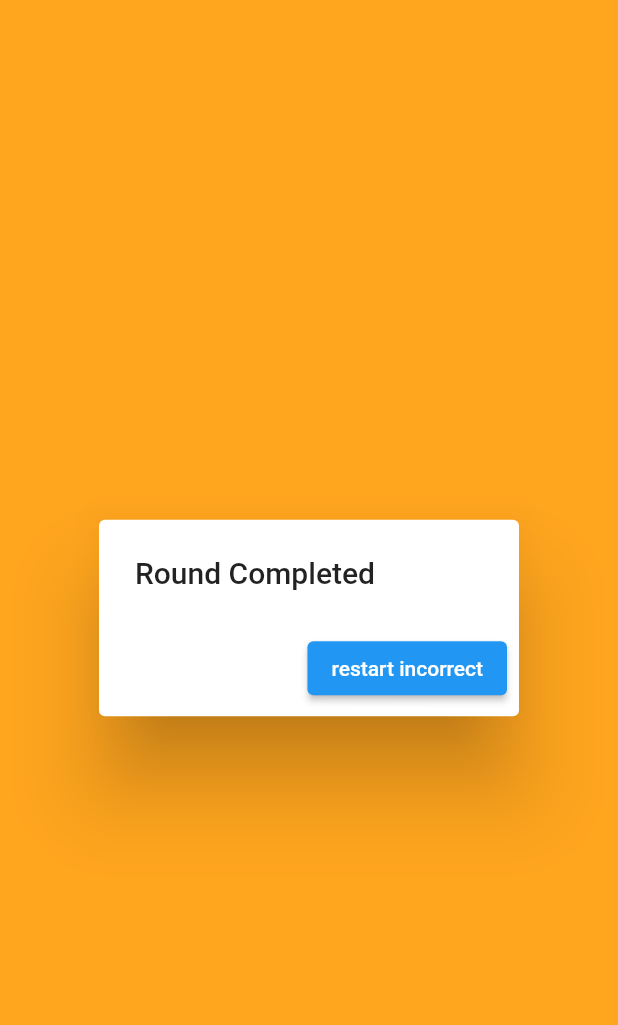
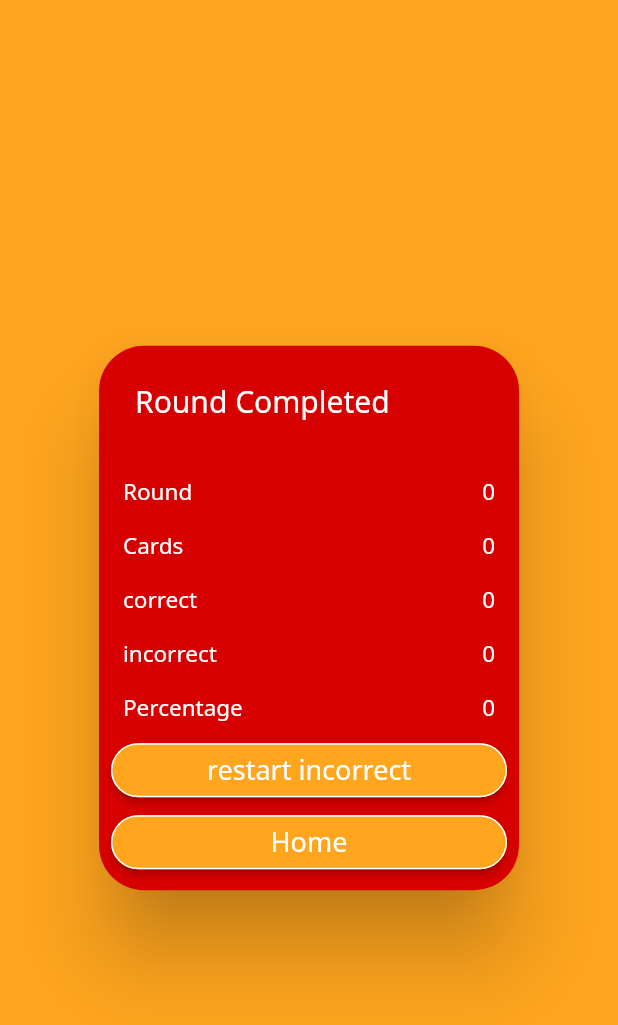
Before and after one commit to peterramsis/learn_app, a Flutter app: the ResultBox widget shown alone on an empty page, opened directly, on a phone screen of 412 x 824 dp. Shown: the top 1025 px of the screen. Run offline on Flutter 3.47's test engine with Material 2 defaults, Android fonts, the phone set to English and light mode, and no system bars; our stand-ins replace flutter_tts, google_fonts.

Commit message:
result box

```diff
--- a/lib/components/flash_card_page/result_box.dart
+++ b/lib/components/flash_card_page/result_box.dart
@@ -1,6 +1,7 @@
 import 'package:flutter/material.dart';
 import 'package:learn/notifiers/FlashcardNotifier.dart';
 import 'package:learn/pages/flash_card_page.dart';
+import 'package:learn/pages/home_page.dart';
 import 'package:provider/provider.dart';
 class ResultBox extends StatelessWidget {
   const ResultBox({Key? key}) : super(key: key);
@@ -8,13 +9,63 @@ class ResultBox extends StatelessWidget {
   @override
   Widget build(BuildContext context) {
     return  Consumer<FlashcardsNotifier>(builder: (_,notifier,__)=>AlertDialog(
-      title: const Text("Round Completed"),
+      title: notifier.isSessionCompleted ? const Text("Session Completed") : const Text("Round Completed"),
       actions: [
-        ElevatedButton(onPressed: (){
-          notifier.reset();
-          Navigator.of(context).pushReplacement(MaterialPageRoute(builder: (context) => const FlashcardsPage()));
-        }, child: const Text("restart incorrect"))
+        Table(
+          children: [
+            buildTableRow(
+              title: "Round",
+              number: notifier.roundTally
+            ),
+            buildTableRow(
+                title: "Cards",
+                number: notifier.cardTally
+            ),
+            buildTableRow(
+                title: "correct",
+                number: notifier.correctTally
+            ),
+            buildTableRow(
+                title: "incorrect",
+                number: notifier.incorrectTally
+            ),
+            buildTableRow(
+                title: "Percentage",
+                number: notifier.correctPercentage
+            )
+          ],
+        ),
+       Column(
+         crossAxisAlignment: CrossAxisAlignment.stretch,
+         children: [
+           notifier.isSessionCompleted ? const SizedBox() : ElevatedButton(onPressed: (){
+             Navigator.of(context).pushReplacement(MaterialPageRoute(builder: (context) => const FlashcardsPage()));
+           }, child: const Text("restart incorrect")),
+           ElevatedButton(onPressed: (){
+             notifier.reset();
+             Navigator.pushAndRemoveUntil(
+                 context,
+                 MaterialPageRoute(builder: (context) =>const HomePage()), (route)=> false);
+           }, child: const Text("Home"))
+         ],
+       )
+
       ],
     ));
   }
+
+  TableRow buildTableRow({required String title , required int number}) {
+    return TableRow(
+            children: [
+              TableCell(child: Padding(
+                padding: const EdgeInsets.all(8.0),
+                child: Text(title),
+              )),
+              TableCell(child: Padding(
+                padding: const EdgeInsets.all(8.0),
+                child: Text("$number" , textAlign: TextAlign.right,),
+              ))
+            ]
+          );
+  }
 }
--- a/lib/components/flash_card_page/tts_button.dart
+++ b/lib/components/flash_card_page/tts_button.dart
@@ -60,6 +60,7 @@ class _TtsButtonState extends State<TtsButton> {
     await _tts.setSpeechRate(0.5);
     await _tts.setVolume(1.0);
     await _tts.setPitch(0.5);
+
   }
   _runTts({required String text}) async {
     try{
--- a/lib/config/theme.dart
+++ b/lib/config/theme.dart
@@ -27,4 +27,32 @@ final appTheme = ThemeData(
     ),
     color: kRed,
   ),
+  dialogTheme: DialogTheme(
+    shape: RoundedRectangleBorder(
+      borderRadius: BorderRadius.circular(kCircularBorderRadius),
+    ),
+    backgroundColor: kRed,
+    contentTextStyle: TextStyle(
+        fontFamily: GoogleFonts.notoSans().fontFamily,
+        fontSize: 20,
+        color: Colors.white),
+    titleTextStyle: TextStyle(
+        fontFamily: GoogleFonts.notoSans().fontFamily,
+        fontSize: 20,
+        color: Colors.white),
+  ),
+  elevatedButtonTheme: ElevatedButtonThemeData(
+      style: ElevatedButton.styleFrom(
+          shape: RoundedRectangleBorder(
+            borderRadius: BorderRadius.circular(kCircularBorderRadius),
+            side: const BorderSide(
+              color: Colors.white,
+            ),
+          ),
+          primary: kYellow,
+          textStyle: TextStyle(
+            fontFamily: GoogleFonts.notoSans().fontFamily,
+            color: Colors.white,
+            fontSize: 18,
+          ))),
 );
--- a/lib/notifiers/FlashcardNotifier.dart
+++ b/lib/notifiers/FlashcardNotifier.dart
@@ -29,16 +29,29 @@ class FlashcardsNotifier extends ChangeNotifier{
   List<Word> incorrectCards = [];
 
   bool isFirstRound = true , isRoundCompleted = false , isSessionCompleted = false;
+  int roundTally = 0,
+      cardTally = 0,
+      correctTally = 0,
+      incorrectTally = 0,
+      correctPercentage = 0;
 
+  calculateCorrectPercentage(){
+    final percentage = correctTally / cardTally;
+    correctPercentage = (percentage * 100).round();
+  }
 
   updateCardOutCome({required Word word ,required bool isCorrect}){
     if(!isCorrect){
        incorrectCards.add(word);
+       incorrectTally++;
+    }else{
+      correctTally++;
     }
     incorrectCards.forEach((element) {print(element.english);});
     notifyListeners();
   }
   generateAllSelectedWords(){
+
     selectedWords.clear();
     isRoundCompleted = false;
 
@@ -48,6 +61,10 @@ class FlashcardsNotifier extends ChangeNotifier{
       selectedWords = incorrectCards.toList();
       incorrectCards.clear();
     }
+    roundTally++;
+    cardTally = selectedWords.length;
+    correctTally = 0;
+    incorrectTally = 0;
 
   }
 
@@ -56,7 +73,9 @@ class FlashcardsNotifier extends ChangeNotifier{
     isRoundCompleted = false;
     isFirstRound  =true;
     isSessionCompleted = false;
+    roundTally = 0;
     notifyListeners();
+
   }
 
   generateCurrentWords(BuildContext context){
@@ -71,11 +90,14 @@ class FlashcardsNotifier extends ChangeNotifier{
      }
      isRoundCompleted = true;
      isFirstRound = false;
+     calculateCorrectPercentage();
 
      Future.delayed(Duration(microseconds: 500), () => showDialog(
        context: context,
        builder: (context) => const ResultBox(),
      ));
+
+
      print("all selected word empty");
    }
 
```
